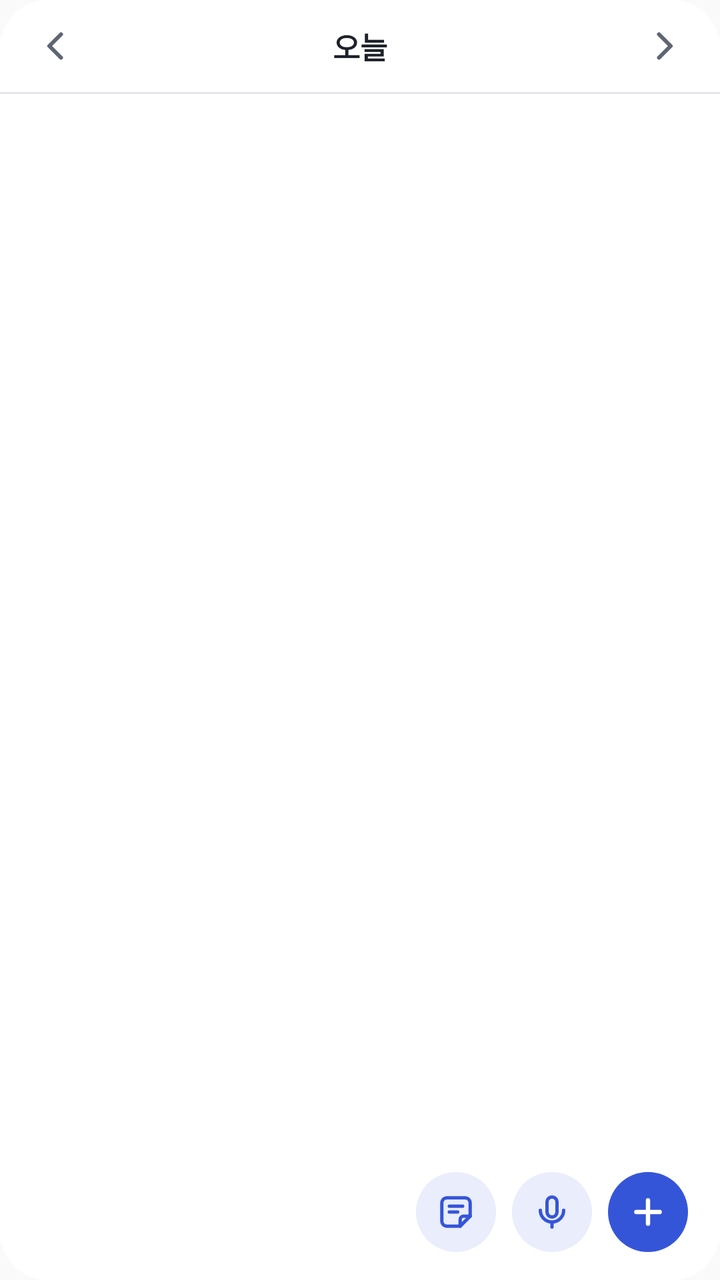
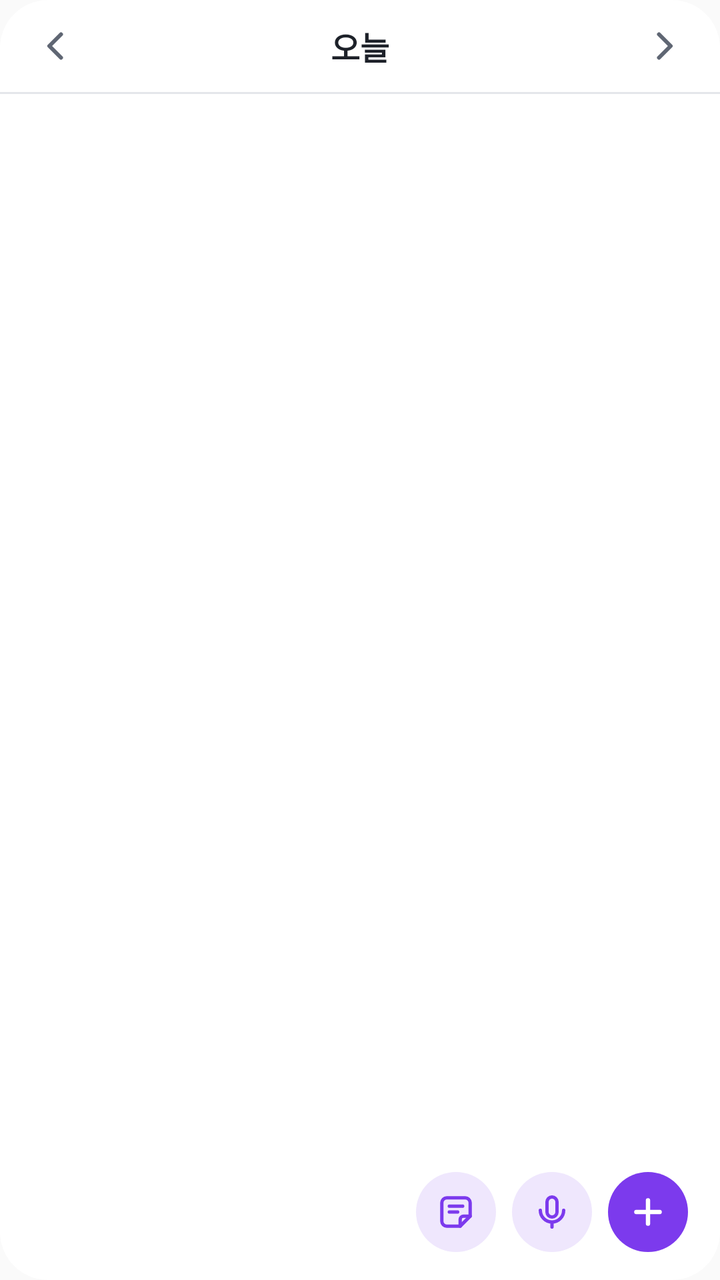

An Android layout rendered at two revisions. The XML below is the earlier revision; the diff shows what the commit changed to produce the second picture.
<!-- AndroidManifest.xml: application theme AppTheme -->
<!-- res/layout/bx_widget.xml -->
<?xml version="1.0" encoding="utf-8"?>
<LinearLayout xmlns:android="http://schemas.android.com/apk/res/android"
    android:id="@+id/w_root"
    android:layout_width="match_parent"
    android:layout_height="match_parent"
    android:background="@drawable/bx_widget_bg"
    android:orientation="vertical">

    
    <LinearLayout
        android:layout_width="match_parent"
        android:layout_height="46dp"
        android:gravity="center_vertical"
        android:orientation="horizontal"
        android:paddingLeft="6dp"
        android:paddingRight="6dp">
        <FrameLayout
            android:id="@+id/w_prev"
            android:layout_width="44dp"
            android:layout_height="46dp"
            android:contentDescription="전날">
            <ImageView
                android:layout_width="20dp"
                android:layout_height="20dp"
                android:layout_gravity="center"
                android:importantForAccessibility="no"
                android:src="@drawable/ic_widget_prev" />
        </FrameLayout>
        <TextView
            android:id="@+id/w_head"
            android:layout_width="0dp"
            android:layout_height="46dp"
            android:layout_weight="1"
            android:ellipsize="end"
            android:gravity="center"
            android:maxLines="1"
            android:text="오늘"
            android:textColor="@color/bx_w_ink"
            android:textSize="15sp"
            android:textStyle="bold" />
        <FrameLayout
            android:id="@+id/w_next"
            android:layout_width="44dp"
            android:layout_height="46dp"
            android:contentDescription="다음 날">
            <ImageView
                android:layout_width="20dp"
                android:layout_height="20dp"
                android:layout_gravity="center"
                android:importantForAccessibility="no"
                android:src="@drawable/ic_widget_next" />
        </FrameLayout>
    </LinearLayout>
    
    <FrameLayout
        android:layout_width="match_parent"
        android:layout_height="1dp"
        android:background="@color/bx_w_line" />

    <FrameLayout
        android:layout_width="match_parent"
        android:layout_height="0dp"
        android:layout_marginLeft="14dp"
        android:layout_marginTop="6dp"
        android:layout_marginRight="14dp"
        android:layout_marginBottom="12dp"
        android:layout_weight="1">
        
        <ListView
            android:id="@+id/w_list"
            android:layout_width="match_parent"
            android:layout_height="match_parent"
            android:clipToPadding="false"
            android:divider="@null"
            android:dividerHeight="0dp"
            android:fadeScrollbars="false"
            android:listSelector="@android:color/transparent"
            android:paddingBottom="40dp"
            android:scrollbarSize="3dp"
            android:scrollbarStyle="outsideOverlay"
            android:scrollbarThumbVertical="@drawable/bx_widget_thumb"
            android:scrollbars="vertical" />
        <TextView
            android:id="@+id/w_empty"
            android:layout_width="match_parent"
            android:layout_height="match_parent"
            android:gravity="center"
            android:text="일정 없음"
            android:textColor="@color/bx_w_ink2"
            android:textSize="14sp"
            android:visibility="gone" />
        
        <FrameLayout
            android:layout_width="match_parent"
            android:layout_height="52dp"
            android:layout_gravity="bottom"
            android:background="@drawable/bx_widget_fade" />
        <LinearLayout
            android:layout_width="wrap_content"
            android:layout_height="wrap_content"
            android:layout_gravity="bottom|end"
            android:orientation="horizontal">
            <FrameLayout
                android:id="@+id/w_memo"
                android:layout_width="44dp"
                android:layout_height="44dp"
                android:layout_marginRight="4dp"
                android:contentDescription="메모 · 떠오른 것을 바로 적기">
                <ImageView
                    android:layout_width="40dp"
                    android:layout_height="40dp"
                    android:layout_gravity="center"
                    android:background="@drawable/bx_widget_round2"
                    android:importantForAccessibility="no"
                    android:padding="10dp"
                    android:src="@drawable/ic_widget_memo" />
            </FrameLayout>
            <FrameLayout
                android:id="@+id/w_mic"
                android:layout_width="44dp"
                android:layout_height="44dp"
                android:contentDescription="말하기 · 바로 말로 일정 추가">
                <ImageView
                    android:layout_width="40dp"
                    android:layout_height="40dp"
                    android:layout_gravity="center"
                    android:background="@drawable/bx_widget_round2"
                    android:importantForAccessibility="no"
                    android:padding="10dp"
                    android:src="@drawable/ic_widget_mic_a" />
            </FrameLayout>
            <FrameLayout
                android:id="@+id/w_add"
                android:layout_width="44dp"
                android:layout_height="44dp"
                android:layout_marginLeft="4dp"
                android:contentDescription="새 일정">
                <ImageView
                    android:layout_width="40dp"
                    android:layout_height="40dp"
                    android:layout_gravity="center"
                    android:background="@drawable/bx_widget_round"
                    android:importantForAccessibility="no"
                    android:padding="10dp"
                    android:src="@drawable/ic_widget_plus" />
            </FrameLayout>
        </LinearLayout>
    </FrameLayout>
</LinearLayout>
<!-- resources referenced by this layout -->
<resources>
  <color name="bx_w_ink">#1D2129</color>
  <color name="bx_w_ink2">#5F6673</color>
  <color name="bx_w_line">#E4E6EA</color>
  <!-- drawable bx_widget_bg (drawable) -->
  <?xml version="1.0" encoding="utf-8"?>
  <shape xmlns:android="http://schemas.android.com/apk/res/android" android:shape="rectangle">
      <solid android:color="@color/bx_w_bg" />
      <corners android:radius="24dp" />
  </shape>
  <!-- drawable bx_widget_fade (drawable) -->
  <?xml version="1.0" encoding="utf-8"?>
  <shape xmlns:android="http://schemas.android.com/apk/res/android" android:shape="rectangle">
      <gradient android:angle="90" android:startColor="@color/bx_w_bg" android:endColor="@color/bx_w_bg0" />
  </shape>
  <!-- drawable bx_widget_round (drawable) -->
  <?xml version="1.0" encoding="utf-8"?>
  <shape xmlns:android="http://schemas.android.com/apk/res/android" android:shape="oval">
      <solid android:color="@color/bx_w_btn" />
  </shape>
  <!-- drawable bx_widget_round2 (drawable) -->
  <?xml version="1.0" encoding="utf-8"?>
  <shape xmlns:android="http://schemas.android.com/apk/res/android" android:shape="oval">
      <solid android:color="@color/bx_w_btn2" />
  </shape>
  <!-- drawable bx_widget_thumb (drawable) -->
  <?xml version="1.0" encoding="utf-8"?>
  <shape xmlns:android="http://schemas.android.com/apk/res/android" android:shape="rectangle">
      <solid android:color="@color/bx_w_thumb" />
      <corners android:radius="2dp" />
      <size android:width="3dp" />
  </shape>
  <!-- drawable ic_widget_next (drawable) -->
  <vector xmlns:android="http://schemas.android.com/apk/res/android"
      android:width="24dp" android:height="24dp" android:viewportWidth="24" android:viewportHeight="24">
      <path android:fillColor="#00000000" android:strokeColor="@color/bx_w_ink2" android:strokeWidth="2.4" android:strokeLineCap="round" android:strokeLineJoin="round"
          android:pathData="M9,5l7,7l-7,7" />
  </vector>
  <!-- drawable ic_widget_plus (drawable) -->
  <vector xmlns:android="http://schemas.android.com/apk/res/android"
      android:width="24dp" android:height="24dp" android:viewportWidth="24" android:viewportHeight="24">
      <path android:fillColor="#00000000" android:strokeColor="#FFFFFF" android:strokeWidth="2.6" android:strokeLineCap="round"
          android:pathData="M12,5v14M5,12h14" />
  </vector>
  <!-- drawable ic_widget_prev (drawable) -->
  <vector xmlns:android="http://schemas.android.com/apk/res/android"
      android:width="24dp" android:height="24dp" android:viewportWidth="24" android:viewportHeight="24">
      <path android:fillColor="#00000000" android:strokeColor="@color/bx_w_ink2" android:strokeWidth="2.4" android:strokeLineCap="round" android:strokeLineJoin="round"
          android:pathData="M15,5l-7,7l7,7" />
  </vector>
  <style name="AppTheme" parent="Theme.AppCompat.Light.DarkActionBar">
          
          <item name="colorPrimary">@color/colorPrimary</item>
          <item name="colorPrimaryDark">@color/colorPrimaryDark</item>
          <item name="colorAccent">@color/colorAccent</item>
      </style>
  <color name="bx_w_bg">#FFFFFF</color>
  <color name="bx_w_bg0">#00FFFFFF</color>
  <color name="bx_w_btn">#3555D8</color>
  <color name="bx_w_btn2">#E9EDFC</color>
  <color name="bx_w_thumb">#C9CED6</color>
  <color name="bx_w_accent">#3555D8</color>
  <!-- unchanged entries left out for length: 2 -->
</resources>

<!-- the commit's change to res/layout/bx_widget.xml (unified diff, before → after) -->
@@ -36,7 +36,7 @@
             android:maxLines="1"
             android:text="오늘"
             android:textColor="@color/bx_w_ink"
-            android:textSize="15sp"
+            android:textSize="16sp"
             android:textStyle="bold" />
         <FrameLayout
             android:id="@+id/w_next"
<!-- resource entries referenced after the edit -->
@@ -57,10 +57,10 @@
       </style>
   <color name="bx_w_bg">#FFFFFF</color>
   <color name="bx_w_bg0">#00FFFFFF</color>
-  <color name="bx_w_btn">#3555D8</color>
-  <color name="bx_w_btn2">#E9EDFC</color>
+  <color name="bx_w_btn">#7C3AED</color>
+  <color name="bx_w_btn2">#EFE7FD</color>
   <color name="bx_w_thumb">#C9CED6</color>
-  <color name="bx_w_accent">#3555D8</color>
+  <color name="bx_w_accent">#7C3AED</color>
   <!-- unchanged entries left out for length: 2 -->
 </resources>
 
